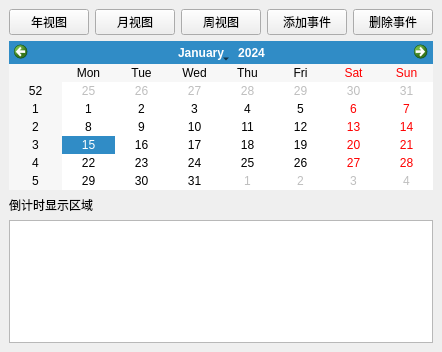
Qt form CalendarCountdownApp/mainwindow.ui (Maia-Huo/CalendarCountdownApp) before a commit.
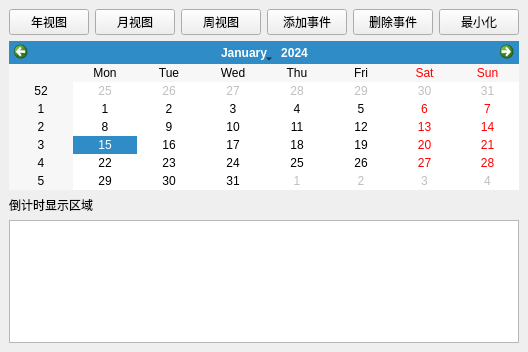
The same form after that commit.

Commit message: 窗口能够最小化，细节仍需实现

```diff
--- a/CalendarCountdownApp/mainwindow.ui
+++ b/CalendarCountdownApp/mainwindow.ui
@@ -6,7 +6,7 @@
    <rect>
     <x>0</x>
     <y>0</y>
-    <width>346</width>
+    <width>430</width>
     <height>352</height>
    </rect>
   </property>
@@ -52,6 +52,13 @@
         </property>
        </widget>
       </item>
+      <item>
+       <widget class="QPushButton" name="showCountdownButton">
+        <property name="text">
+         <string>最小化</string>
+        </property>
+       </widget>
+      </item>
      </layout>
     </item>
     <item>
```
The commit also changes 7 other files.
